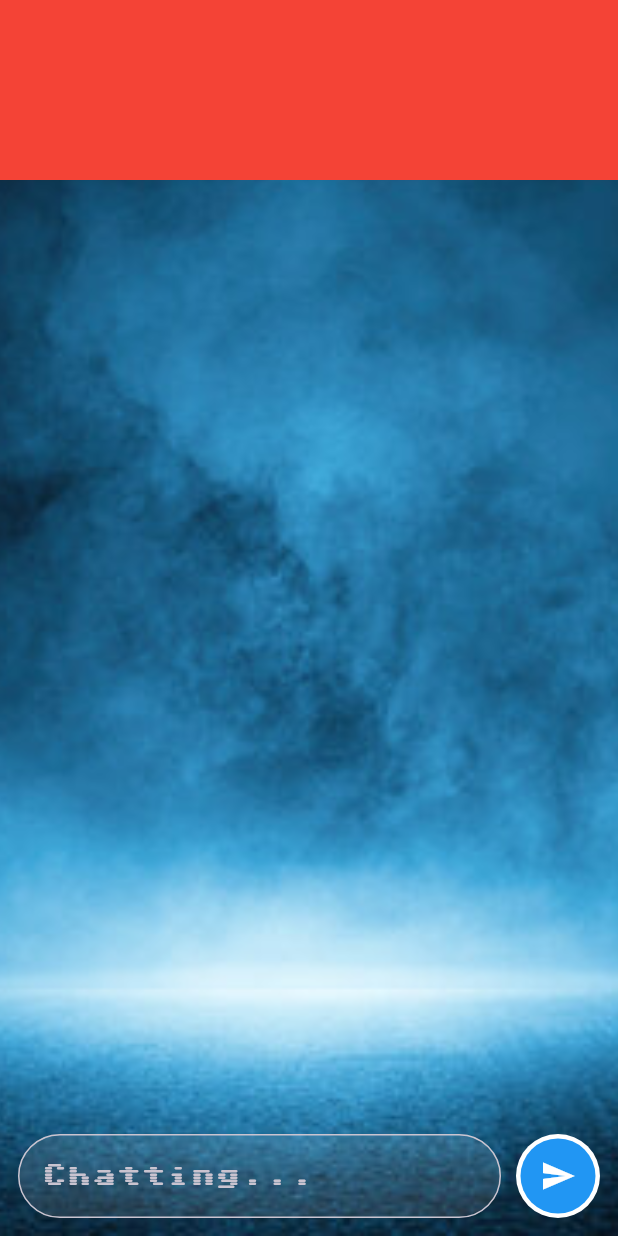
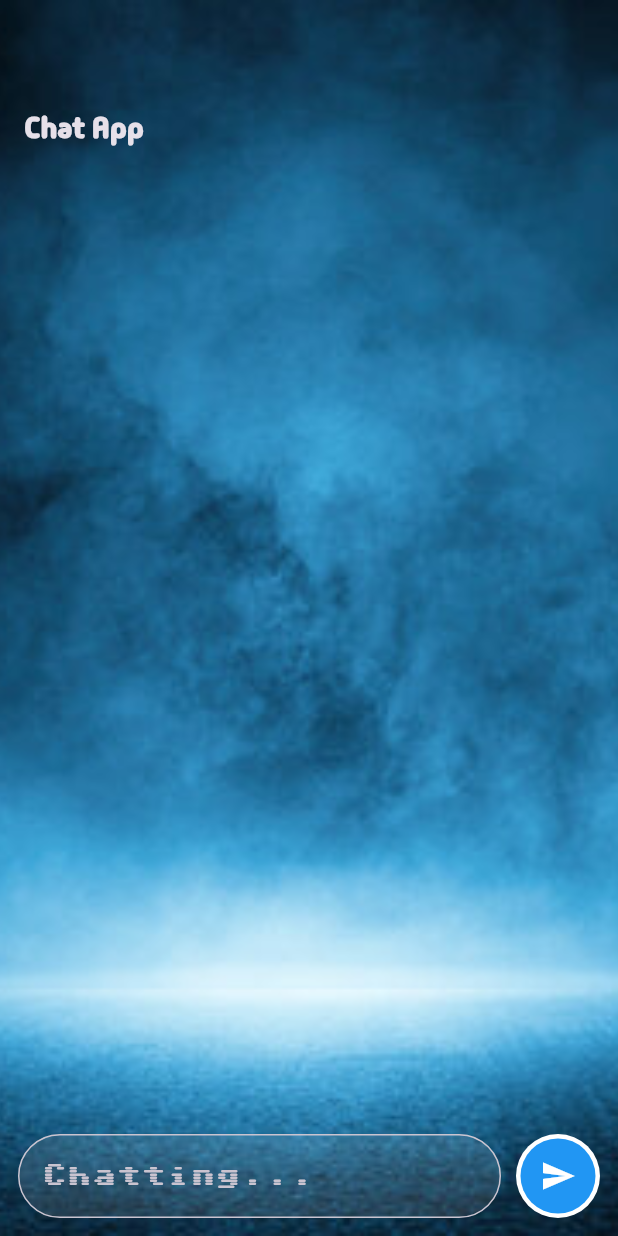
Before and after one commit to KanchanaK98/Flutter-ChatBot, a Flutter app: the screen it shows after launch, on a phone screen of 412 x 824 dp. Run offline on Flutter 3.47's test engine with Material 3 defaults, Android fonts, the phone set to English and light mode, and no system bars; our stand-ins replace bloc.

Commit message:
change home UI

```diff
--- a/lib/pages/home.dart
+++ b/lib/pages/home.dart
@@ -20,8 +20,15 @@
         child: Column(
           children: [
             Container(
-              height: 120,
-              color: Colors.red,
+              padding: EdgeInsets.symmetric(horizontal: 16),
+              height: 100,
+              child: Row(
+                crossAxisAlignment: CrossAxisAlignment.end,
+                mainAxisAlignment: MainAxisAlignment.spaceBetween,
+                children: [
+                  Text("Chat App",style: TextStyle(fontWeight: FontWeight.bold,fontSize: 20,fontFamily: 'MadimiOne'),)
+                ],
+              ),
             ),
             Expanded(child: ListView()),
             Container(padding: EdgeInsets.symmetric(vertical: 12,horizontal: 12),
@@ -32,7 +39,7 @@
                 decoration: InputDecoration(labelText: 'Chatting...',border: OutlineInputBorder(borderRadius: BorderRadius.circular(120)),focusedBorder: OutlineInputBorder(borderSide: BorderSide(color: Color.fromARGB(255, 176, 237, 11)),borderRadius: BorderRadius.circular(120)),fillColor: Colors.white10,filled: true),
               )),
               const SizedBox(width: 10),
-              CircleAvatar(radius: 28,backgroundColor: Colors.white,child: CircleAvatar(radius: 25,backgroundColor: Colors.blue,child: Center(child: Icon(Icons.send,color: Colors.white,),),))
+              const CircleAvatar(radius: 28,backgroundColor: Colors.white,child: CircleAvatar(radius: 25,backgroundColor: Colors.blue,child: Center(child: Icon(Icons.send,color: Colors.white,),),))
             ],),)
           ],
         ),
```
Also changed, not shown: pubspec.yaml (+4 -5 lines), assets/MadimiOne-Regular.ttf (added), pubspec.lock.
